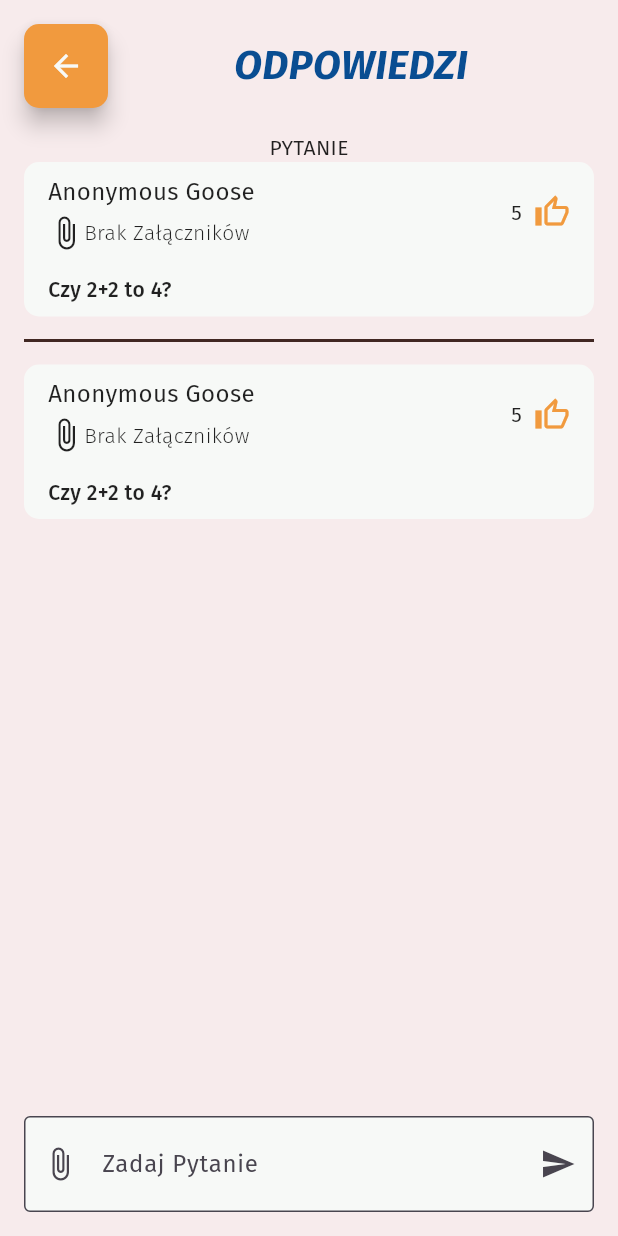
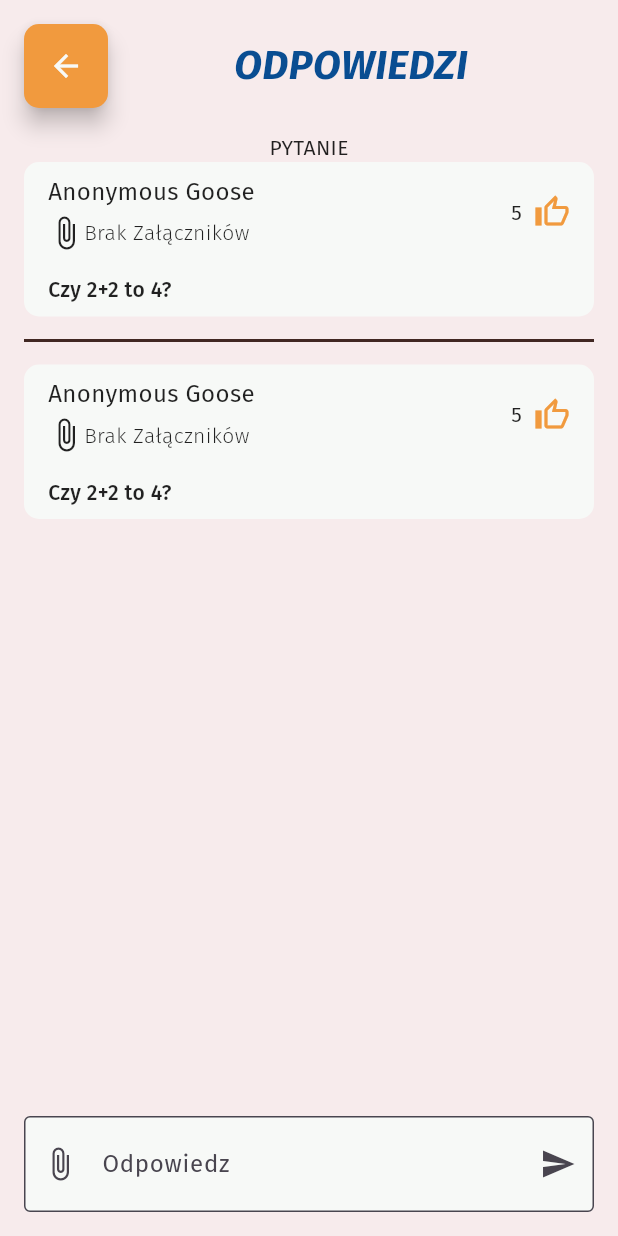
Before and after one commit to SpeedfireV/student_faq, a Flutter app: the ResponsesPage screen opened by its route, on a phone screen of 412 x 824 dp. Run offline on Flutter 3.47's test engine with Material 3 defaults, Android fonts, the phone set to English and light mode, and no system bars; our stand-ins replace bloc, equatable, firebase_core, flutter_bloc, flutter_dotenv, freezed_annotation and 4 more; missing offline and left inert: mobile_scanner, oauth1; accounts and stored records are empty; generated files the repository leaves out were written again.

Commit message:
search bar & bottom sheets

```diff
--- /dev/null
+++ b/lib/input_bar.dart
@@ -0,0 +1,23 @@
+import 'package:flutter/material.dart';
+import 'package:student_faq/consts/color_palette.dart';
+
+class InputBar extends StatefulWidget {
+  const InputBar(this.text, {super.key});
+  final String text;
+  @override
+  State<InputBar> createState() => _InputBarState();
+}
+
+class _InputBarState extends State<InputBar> {
+  @override
+  Widget build(BuildContext context) {
+    return TextField(
+      decoration: InputDecoration(
+          fillColor: ColorPalette.snowWhiteColor,
+          border: OutlineInputBorder(),
+          hintText: widget.text,
+          prefixIcon: IconButton(onPressed: () {}, icon:Icon(Icons.attach_file)),
+          suffixIcon: IconButton(onPressed: () {}, icon:Icon(Icons.send)),
+    ));
+  }
+}
--- a/lib/main.dart
+++ b/lib/main.dart
@@ -9,6 +9,7 @@
 import 'package:student_faq/bloc/usos_authentication/usos_authentication_bloc.dart';
 import 'package:student_faq/consts/color_palette.dart';
 import 'package:student_faq/router.dart';
+import 'package:student_faq/services/user_data_service.dart';
 
 import 'firebase_options.dart';
 
@@ -19,6 +20,8 @@
     options: DefaultFirebaseOptions.currentPlatform,
   );
   WidgetsFlutterBinding.ensureInitialized();
+  final isUserIntroduced = await UserDataService().isUserIntroduced();
+  MyRouter.setRouter(isUserIntroduced ?? false);
   runApp(MultiBlocProvider(
     child: const MainApp(),
     providers: [
--- a/lib/models/session_model.dart
+++ b/lib/models/session_model.dart
@@ -12,6 +12,7 @@ class Session with _$Session {
     required String sessionId,
     required String sessionName,
     required List<Question> questions,
+    required int likes,
 
   }) = _Session;
 
--- a/lib/pages/meetings/meeting_page.dart
+++ b/lib/pages/meetings/meeting_page.dart
@@ -2,7 +2,7 @@ import 'package:flutter/cupertino.dart';
 import 'package:flutter/material.dart';
 import 'package:student_faq/consts/color_palette.dart';
 import 'package:student_faq/consts/styles/text_styles.dart';
-import 'package:student_faq/question_bar.dart';
+import 'package:student_faq/input_bar.dart';
 import 'package:student_faq/router.dart';
 
 class MeetingPage extends StatefulWidget {
@@ -164,7 +164,7 @@ class _MeetingPageState extends State<MeetingPage> {
                 alignment: Alignment.bottomCenter,
                 child: Padding(
                     padding: const EdgeInsets.only(bottom: 16.0),
-                    child: QuestionBar()),
+                    child: InputBar("Zapytaj")),
               )
             ],
           ),
--- a/lib/pages/responses/responses_page.dart
+++ b/lib/pages/responses/responses_page.dart
@@ -2,7 +2,7 @@ import 'package:flutter/material.dart';
 import 'package:student_faq/consts/color_palette.dart';
 import 'package:student_faq/consts/styles/text_styles.dart';
 import 'package:student_faq/pages/responses/response_card.dart';
-import 'package:student_faq/question_bar.dart';
+import 'package:student_faq/input_bar.dart';
 import 'package:student_faq/router.dart';
 
 class ResponsesPage extends StatefulWidget {
@@ -53,7 +53,7 @@ class _ResponsesPageState extends State<ResponsesPage> {
             Padding(
               padding: const EdgeInsets.only(bottom: 16),
               child: Align(
-                  alignment: Alignment.bottomCenter, child: QuestionBar()),
+                  alignment: Alignment.bottomCenter, child: InputBar("Odpowiedz")),
             )
           ],
         ),
--- a/lib/pages/start_pages/login_page.dart
+++ b/lib/pages/start_pages/login_page.dart
@@ -7,6 +7,7 @@ import 'package:student_faq/consts/color_palette.dart';
 import 'package:student_faq/consts/styles/button_styles.dart';
 import 'package:student_faq/consts/styles/text_styles.dart';
 import 'package:student_faq/router.dart';
+import 'package:student_faq/services/user_data_service.dart';
 
 class LoginPage extends StatefulWidget {
   const LoginPage({super.key});
@@ -45,6 +46,7 @@ class _LoginPageState extends State<LoginPage> {
                   BlocProvider.of<GroupsBloc>(context).add(GroupsEventAddGroups(
                       BlocProvider.of<UsosAuthenticationBloc>(context)
                           .usosService));
+                  await UserDataService().setUserIntroduced();
                   MyRouter.router.go(Routes.homePage);
                 }
               },
@@ -113,7 +115,8 @@ class _LoginPageState extends State<LoginPage> {
                               const Text("LUB"),
                               SizedBox(height: 16),
                               ElevatedButton(
-                                  onPressed: () {
+                                  onPressed: () async {
+                                    await UserDataService().setUserIntroduced();
                                     MyRouter.router.go(Routes.homePage);
                                   },
                                   style: ButtonStyles.primaryInversedElevatedButton,
--- a/lib/question_bar.dart
+++ /dev/null
@@ -1,23 +0,0 @@
-import 'package:flutter/material.dart';
-import 'package:student_faq/consts/color_palette.dart';
-
-class QuestionBar extends StatefulWidget {
-  const QuestionBar({super.key});
-
-  @override
-  State<QuestionBar> createState() => _QuestionBarState();
-}
-
-class _QuestionBarState extends State<QuestionBar> {
-  @override
-  Widget build(BuildContext context) {
-    return TextField(
-      decoration: InputDecoration(
-          fillColor: ColorPalette.snowWhiteColor,
-          border: OutlineInputBorder(),
-          hintText: "Zadaj Pytanie",
-          prefixIcon: Icon(Icons.attach_file),
-          suffixIcon: Icon(Icons.send)),
-    );
-  }
-}
--- a/lib/router.dart
+++ b/lib/router.dart
@@ -1,5 +1,6 @@
 import 'package:flutter/material.dart';
 import 'package:go_router/go_router.dart';
+import 'package:student_faq/pages/groups/add_group_page.dart';
 import 'package:student_faq/pages/meetings/meetings_page.dart';
 import 'package:student_faq/pages/home_page.dart';
 import 'package:student_faq/pages/groups/groups_page.dart';
@@ -12,55 +13,75 @@ import 'pages/join_session_page.dart';
 
 class Routes {
   static const String homePage = "/home_page";
+  static const String joinSession = "/join_session";
+  static const String sessionPage = "/session_page";
+  static const String groups = "/groups";
+  static const String addGroup = "/add_group";
+  static const String meetings = "/meetings";
+  static const String meeting = "/meeting";
+  static const String responses = "/responses";
+  static const String universities = "/universities";
+  static const String settings = "/settings";
+  static const String report = "/report";
 }
-
+//
+// GoRouter getRouter() {
+//
+// }
 class MyRouter {
-  static final router = GoRouter(routes: [
+  static late final GoRouter router;
+  static setRouter(bool isUserInitialized) {
+    router = GoRouter(routes: [
     GoRoute(
         path: "/",
-        pageBuilder: (context, state) => MaterialPage(child: StartPages())),
+        pageBuilder: (context, state) => MaterialPage(child: isUserInitialized ? HomePage():StartPages())),
     GoRoute(
         path: Routes.homePage,
         pageBuilder: (context, state) => MaterialPage(child: HomePage()),
         routes: [
           GoRoute(
-              path: "/join_session",
+              path: Routes.joinSession,
               pageBuilder: (context, state) =>
                   MaterialPage(child: JoinSessionPage())),
           GoRoute(
-              path: "/session_page",
+              path: Routes.sessionPage,
               pageBuilder: (context, state) =>
                   MaterialPage(child: MeetingPage())),
         ]),
     GoRoute(
-      path: "/groups",
+      path: Routes.groups,
       pageBuilder: (context, state) => MaterialPage(child: GroupsPage()),
+      routes: [
+        GoRoute(path: Routes.addGroup, pageBuilder: (context, state) => MaterialPage(child:
+        AddGroupPage()) )
+      ]
     ),
+
     GoRoute(
-        path: "/meetings",
+        path: Routes.meetings,
         pageBuilder: (context, state) => MaterialPage(child: MeetingsPage()),
         routes: [
           GoRoute(
-              path: "/meeting",
+              path: Routes.meeting,
               pageBuilder: (context, state) =>
                   MaterialPage(child: MeetingPage()),
               routes: [
                 GoRoute(
-                  path: "/responses",
+                  path: Routes.responses,
                   pageBuilder: (context, state) =>
                       MaterialPage(child: ResponsesPage()),
                 )
               ])
         ]),
     GoRoute(
-      path: "/universities",
+      path: Routes.universities,
       pageBuilder: (context, state) => MaterialPage(child: HomePage()),
     ),
     GoRoute(
-        path: "/settings",
+        path: Routes.settings,
         pageBuilder: (context, state) => MaterialPage(child: HomePage())),
     GoRoute(
-        path: "/report",
+        path: Routes.report,
         pageBuilder: (context, state) => MaterialPage(child: HomePage()))
-  ]);
+  ]);}
 }
--- a/lib/services/firebase_service.dart
+++ b/lib/services/firebase_service.dart
@@ -8,7 +8,7 @@ class FirebaseServices {
 
 
   static Session getSession(String sessionId) {
-    return Session(sessionName: "sessionName", questions: [], sessionId: ''); // TODO: Add Session Fetching
+    return Session(sessionName: "sessionName", questions: [], sessionId: '', likes: 0); // TODO: Add Session Fetching
   }
 
   static bool addAnswer(Session session, Question question, Answer answer) {
--- a/lib/widgets/search_bar.dart
+++ b/lib/widgets/search_bar.dart
@@ -1,4 +1,6 @@
 import 'package:flutter/material.dart';
+import 'package:flutter_bloc/flutter_bloc.dart';
+import 'package:student_faq/bloc/search_bar/search_bar_cubit.dart';
 import 'package:student_faq/consts/color_palette.dart';
 
 class MySearchBar extends StatefulWidget {
@@ -12,6 +14,9 @@ class My_SearchBarState extends State<MySearchBar> {
   @override
   Widget build(BuildContext context) {
     return TextField(
+      onChanged: (String query) {
+        BlocProvider.of<SearchBarCubit>(context).changeQuery(query);
+      },
       decoration: InputDecoration(
           fillColor: ColorPalette.snowWhiteColor,
           border: OutlineInputBorder(),
--- a/pubspec.yaml
+++ b/pubspec.yaml
@@ -51,6 +51,7 @@ dependencies:
   smooth_page_indicator: ^1.2.0+3
   google_fonts: ^4.0.4
   equatable: ^2.0.7
+  shared_preferences: ^2.5.2
 
 dev_dependencies:
   flutter_test:
```
Also changed, not shown: lib/bloc/search_bar/search_bar_cubit.dart (added, +11 -0 lines), lib/bloc/search_bar/search_bar_state.dart (added, +21 -0 lines), lib/pages/groups/add_group_page.dart (added, +23 -0 lines), lib/pages/groups/groups_page.dart (+73 -15 lines), lib/pages/start_pages/start_pages.dart (+6 -1 lines), lib/services/user_data_service.dart (added, +23 -0 lines), pubspec.lock, 1 other file.
